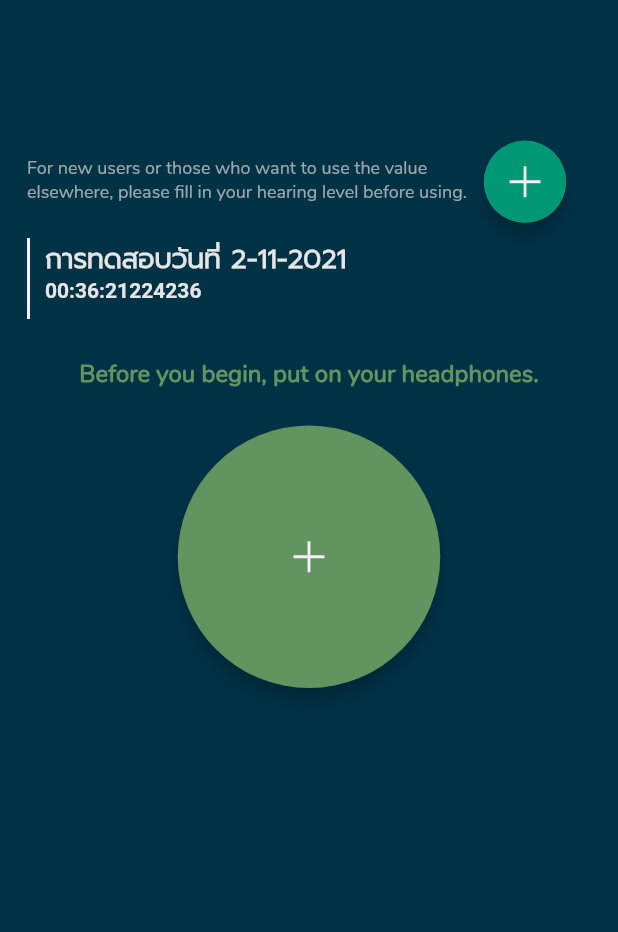
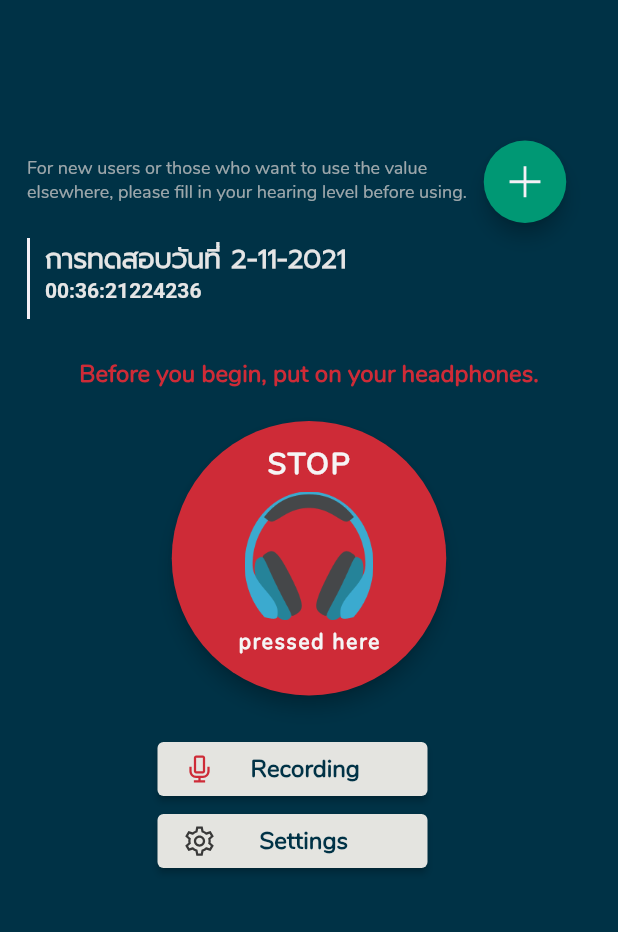
Before and after one commit to Chanoknans/Senior-Project, a Flutter app: the HearingAidss screen opened directly, on a phone screen of 412 x 824 dp, the part 62-994 px from its top. Run offline on Flutter 3.47's test engine with Material 2 defaults, Android fonts, the phone set to English and light mode, and no system bars; our stand-ins replace card_swiper, cloud_firestore, firebase_auth, firebase_core, firebase_storage, fluttertoast and 4 more; missing offline and left inert: flutter_sound; accounts and stored records are empty.

Commit message:
update commit

```diff
--- a/lib/Page/aids_home.dart
+++ b/lib/Page/aids_home.dart
@@ -87,7 +87,7 @@ class _HearingAidssState extends State<HearingAidss> {
                     fontSize: 16,
                     fontFamily: 'Nunito',
                     fontWeight: FontWeight.w600,
-                  color: green,
+                    color: started ? green : redtext,
                   ),
                 ),
               ),
@@ -97,24 +97,122 @@ class _HearingAidssState extends State<HearingAidss> {
               child: Align(
                 alignment: Alignment.topCenter,
                 child: Container(
-                width: 180,
-                height: 180,
-                padding: EdgeInsets.only(top: 5),
+                  width: 185,
+                  height: 185,
+                  padding: EdgeInsets.only(top: 2),
                   child: FloatingActionButton(
                       elevation: 5,
-                  backgroundColor: green,
-                  child: Icon(
-                    LineIcons.plus,
-                    color: light,
-                    size: 30,
+                      backgroundColor: started ? green : redtext,
+                      child: Column(
+                        children: [
+                          Padding(
+                            padding: EdgeInsets.only(top: 15),
+                            child: Text(
+                              started ? "START" : "STOP",
+                              style: TextStyle(
+                                  fontSize: 20,
+                                  fontFamily: 'Nunito',
+                                  fontWeight: FontWeight.bold,
+                                  color: white),
                             ),
-                  onPressed: () {},
+                          ),
+                          SizedBox(height: 5),
+                          Image.asset(
+                            "assets/image/headphones.png",
+                            scale: 2.05,
+                          ),
+                          Padding(
+                            padding: EdgeInsets.only(top: 5),
+                            child: Text(
+                              "pressed here",
+                              style: TextStyle(
+                                  fontSize: 14,
+                                  fontFamily: 'Nunito',
+                                  fontWeight: FontWeight.w600,
+                                  color: white),
+                            ),
+                          ),
+                        ],
+                      ),
+                      onPressed: () => setState(() {
+                            started = !started;
+                          })),
                 ),
               ),
             ),
+            Positioned(
+                top: 530,
+                left: 105,
+                child: Column(
+                  mainAxisAlignment: MainAxisAlignment.center,
+                  //crossAxisAlignment: CrossAxisAlignment.center,
+                  children: [
+                    Center(
+                      //alignment: Alignment.center,
+                      child: ElevatedButton(
+                          style: ElevatedButton.styleFrom(
+                            elevation: 2,
+                            fixedSize: const Size(180, 35),
+                            textStyle: TextStyle(),
+                            primary: Color.fromRGBO(240, 238, 233, 0.95),
+                          ),
+                          onPressed: () {},
+                          child: Row(
+                            children: [
+                              Icon(
+                                LineIcons.microphone,
+                                color: redtext,
+                              ),
+                              Padding(
+                                padding: EdgeInsets.only(left: 22),
+                                child: Text(
+                                  "Recording",
+                                  style: TextStyle(
+                                    color: blackground,
+                                    fontWeight: FontWeight.w600,
+                                    fontFamily: 'Nunito',
+                                    fontSize: 16,
+                                  ),
+                                  textAlign: TextAlign.center,
+                                ),
                               )
                             ],
+                          )),
                     ),
-    );
+                    Center(
+                      child: ElevatedButton(
+                          style: ElevatedButton.styleFrom(
+                            elevation: 2,
+                            fixedSize: const Size(180, 35),
+                            textStyle: TextStyle(),
+                            primary: Color.fromRGBO(240, 238, 233, 0.95),
+                          ),
+                          onPressed: () {},
+                          child: Row(
+                            children: [
+                              Icon(
+                                LineIcons.cog,
+                                color: grayy,
+                              ),
+                              Padding(
+                                padding: EdgeInsets.only(left: 28),
+                                child: Text(
+                                  "Settings",
+                                  style: TextStyle(
+                                    color: blackground,
+                                    fontWeight: FontWeight.w600,
+                                    fontFamily: 'Nunito',
+                                    fontSize: 16,
+                                  ),
+                                  textAlign: TextAlign.center,
+                                ),
+                              )
+                            ],
+                          )),
+                    )
+                  ],
+                ))
+          ],
+        ));
   }
 }
--- a/lib/constant.dart
+++ b/lib/constant.dart
@@ -18,6 +18,7 @@ const Color blue = Color.fromRGBO(3, 135, 177, 1);
 const Color grayy = Color.fromRGBO(57, 57, 57, 1);
 const Color grayy2 = Color.fromRGBO(57, 57, 57, 0.65);
 const Color orange = Color.fromRGBO(228, 73, 28, 1);
+const Color redtext = Color.fromRGBO(206, 43, 55, 1);
 const Color bluee = Color.fromRGBO(66, 103, 178, 1);
 const Color yellow = Color.fromRGBO(252, 245, 148, 1);
 const Color dark = const Color.fromRGBO(43, 65, 98, 1);
```
Also changed, not shown: lib/Page/audiogram_page.dart (renamed from lib/Page/audio_gram_page.dart), pubspec.lock. Lines whose indentation alone changed are shown as unchanged.
